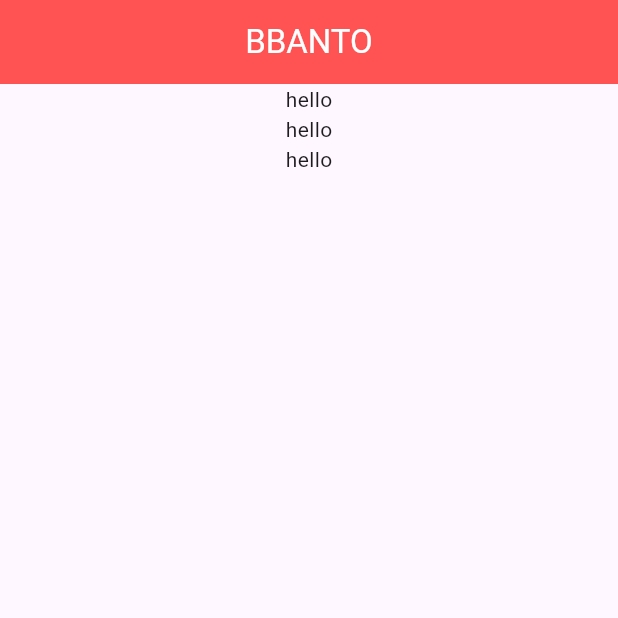
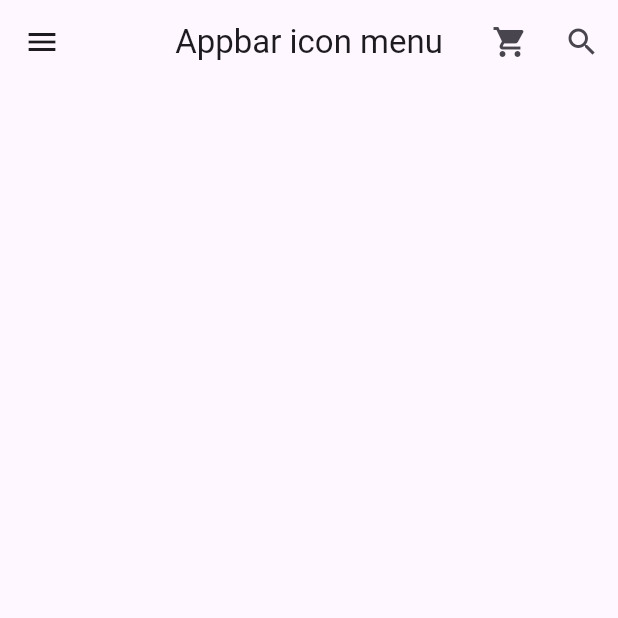
Before and after one commit to dw0124/Flutter_Study, a Flutter app: the screen it shows after launch, on a phone screen of 412 x 824 dp, the top half of it. Run offline on Flutter 3.47's test engine with Material 3 defaults, Android fonts, the phone set to English and light mode, and no system bars.

Commit message:
Appbar 사용법

```diff
--- a/lib/main.dart
+++ b/lib/main.dart
@@ -1,6 +1,10 @@
 import 'package:flutter/material.dart';
+import 'package:start_flutter/BBANTO.dart';
+import 'package:start_flutter/startAppbar.dart';
 
-void main() => runApp(MyApp());
+// void main() => runApp(MyApp());
+// void main() => runApp(BBantoApp());
+void main() => runApp(StartAppBar());
 
 class MyApp extends StatelessWidget {
 
@@ -26,7 +30,7 @@ class MyHomePage extends StatelessWidget {
   Widget build(BuildContext context) {
     return Scaffold(
       appBar: AppBar(
-        title: Text("BBANTO"),  // AppBar의 타이틀
+        title: Text("Title"),  // AppBar의 타이틀
         centerTitle: true,      // AppBar의 타이틀을 가운데 정렬
         backgroundColor: Colors.redAccent, // 앱바 배경색
         elevation: 0.0,
--- /dev/null
+++ b/lib/startAppbar.dart
@@ -0,0 +1,51 @@
+import 'package:flutter/material.dart';
+
+class StartAppBar extends StatelessWidget {
+  const StartAppBar({super.key});
+
+  @override
+  Widget build(BuildContext context) {
+    return MaterialApp(
+      title: 'Appbar',
+      theme: ThemeData(
+        primarySwatch: Colors.red
+      ),
+      home: AppBarPage(),
+    );
+  }
+}
+
+class AppBarPage extends StatelessWidget {
+  const AppBarPage({super.key});
+
+  @override
+  Widget build(BuildContext context) {
+    return Scaffold(
+      appBar: AppBar(
+        title: Text('Appbar icon menu'),   // 앱바 타이틀
+        centerTitle: true,    // 타이틀 중앙 위치
+        elevation: 0.0,
+        leading: IconButton(  // 앱바 좌측 버튼
+          icon: Icon(Icons.menu),
+          onPressed: () {     // 동작 블럭
+            print('menu button is clicked');
+          }
+        ),
+        actions: [    // 앱바 우측 요소
+          IconButton(
+              icon: Icon(Icons.shopping_cart),
+              onPressed: () {
+                print('Shopping Cart button is clicked');
+              }
+          ),
+          IconButton(
+              icon: Icon(Icons.search),
+              onPressed: () {
+                print('Search button is clicked');
+              }
+          ),
+        ],
+      ),
+    );
+  }
+}
```
